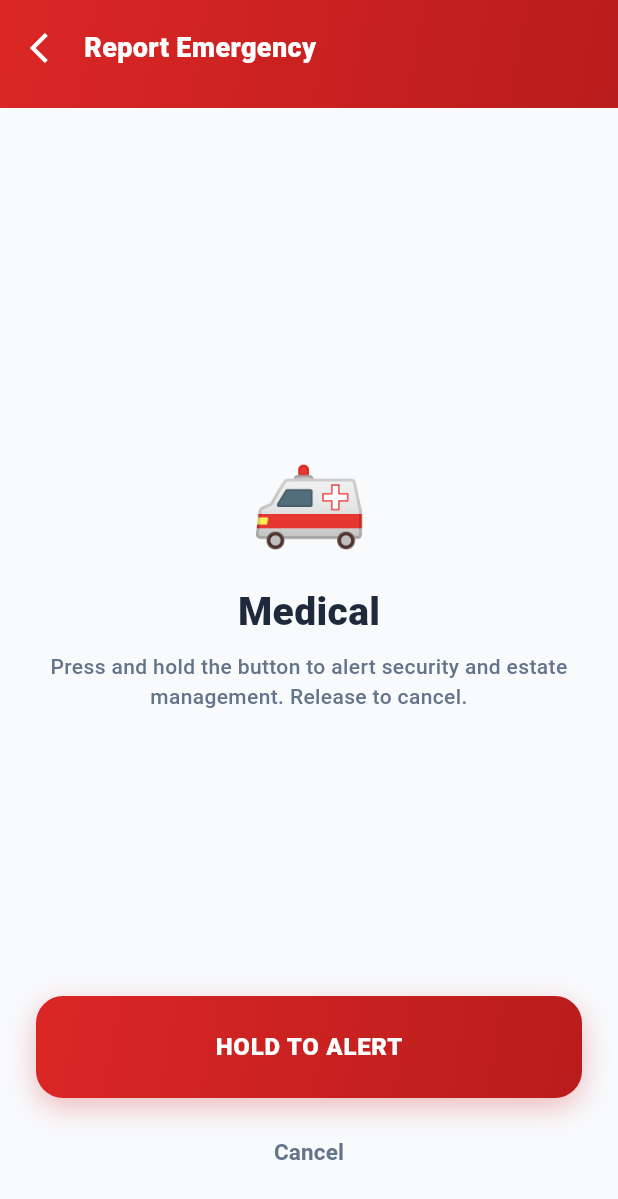
After one commit to jhaym3s/manor, a Flutter app: the EmergencyScreen screen opened by its route, after a tap on "Medical", on a phone screen of 412 x 824 dp. The commit adds this screen. Shown: the top 1199 px of the screen. Run offline on Flutter 3.47's test engine with Material 3 defaults, Android fonts, the phone set to English and light mode, and no system bars; our stand-ins replace cloud_firestore, equatable, firebase_auth, firebase_core, firebase_messaging, firebase_storage and 4 more; accounts and stored records are empty.

Commit message:
emergency screen

```diff
--- a/lib/core/router/app_router.dart
+++ b/lib/core/router/app_router.dart
@@ -5,6 +5,7 @@ import '../../screens/auth/not_registered_screen.dart';
 import '../../screens/auth/otp_verification_screen.dart';
 import '../../screens/auth/phone_entry_screen.dart';
 import '../../screens/auth/welcome_screen.dart';
+import '../../screens/emergency_screen.dart';
 import '../../screens/main_screen.dart';
 import '../../screens/notifications_screen.dart';
 import '../../screens/profile_screen.dart';
@@ -84,6 +85,10 @@ GoRouter buildAppRouter() {
         builder: (context, state) => const NotificationsScreen(),
       ),
       GoRoute(
+        path: '/emergency',
+        builder: (context, state) => const EmergencyScreen(),
+      ),
+      GoRoute(
         path: '/security',
         builder: (context, state) => const SecurityHomeScreen(),
       ),
--- /dev/null
+++ b/lib/screens/emergency_screen.dart
@@ -0,0 +1,448 @@
+import 'package:flutter/material.dart';
+import 'package:flutter_bloc/flutter_bloc.dart';
+import 'package:go_router/go_router.dart';
+import 'package:manor/core/theme/app_colors.dart';
+import 'package:url_launcher/url_launcher.dart';
+
+import '../blocs/auth/auth_bloc.dart';
+
+/// Number security dispatch is reached on. Hard-coded for the prototype;
+/// swap for an estate-configured value once available.
+const _securityPhone = '+2348001234567';
+
+enum EmergencyType { medical, fire, intruder, other }
+
+extension on EmergencyType {
+  String get label => switch (this) {
+    EmergencyType.medical => 'Medical',
+    EmergencyType.fire => 'Fire',
+    EmergencyType.intruder => 'Intruder',
+    EmergencyType.other => 'Other',
+  };
+
+  String get emoji => switch (this) {
+    EmergencyType.medical => '🚑',
+    EmergencyType.fire => '🔥',
+    EmergencyType.intruder => '🚨',
+    EmergencyType.other => '⚠️',
+  };
+}
+
+/// Which panel of the flow is on screen.
+enum _Step { pickType, confirm, dispatched }
+
+class EmergencyScreen extends StatefulWidget {
+  const EmergencyScreen({super.key});
+
+  @override
+  State<EmergencyScreen> createState() => _EmergencyScreenState();
+}
+
+class _EmergencyScreenState extends State<EmergencyScreen>
+    with SingleTickerProviderStateMixin {
+  _Step _step = _Step.pickType;
+  EmergencyType? _selected;
+
+  // Drives the hold-to-confirm progress ring. Completing it fires the alert.
+  late final AnimationController _holdController = AnimationController(
+    vsync: this,
+    duration: const Duration(milliseconds: 2000),
+  )..addStatusListener((status) {
+    if (status == AnimationStatus.completed) _dispatch();
+  });
+
+  @override
+  void dispose() {
+    _holdController.dispose();
+    super.dispose();
+  }
+
+  void _pickType(EmergencyType type) {
+    setState(() {
+      _selected = type;
+      _step = _Step.confirm;
+    });
+  }
+
+  void _holdStart(_) => _holdController.forward();
+
+  void _holdEnd(_) {
+    if (_holdController.status != AnimationStatus.completed) {
+      _holdController.reverse();
+    }
+  }
+
+  void _dispatch() {
+    // No dispatch backend yet — this simulates the alert being broadcast to
+    // security + estate management. Real FCM/Firestore wiring slots in here.
+    setState(() => _step = _Step.dispatched);
+  }
+
+  void _backToTypes() {
+    _holdController.reset();
+    setState(() {
+      _selected = null;
+      _step = _Step.pickType;
+    });
+  }
+
+  Future<void> _callSecurity() async {
+    final uri = Uri(scheme: 'tel', path: _securityPhone);
+    if (await canLaunchUrl(uri)) await launchUrl(uri);
+  }
+
+  @override
+  Widget build(BuildContext context) {
+    return Scaffold(
+      backgroundColor: AppColors.background,
+      body: Column(
+        children: [
+          _buildHeader(context),
+          Expanded(
+            child: switch (_step) {
+              _Step.pickType => _buildTypeGrid(),
+              _Step.confirm => _buildConfirm(),
+              _Step.dispatched => _buildDispatched(),
+            },
+          ),
+        ],
+      ),
+    );
+  }
+
+  Widget _buildHeader(BuildContext context) {
+    return Container(
+      decoration: const BoxDecoration(gradient: AppColors.errorGradient),
+      child: SafeArea(
+        bottom: false,
+        child: Padding(
+          padding: const EdgeInsets.fromLTRB(8, 8, 20, 16),
+          child: Row(
+            children: [
+              IconButton(
+                icon: const Icon(Icons.arrow_back_ios, color: Colors.white),
+                onPressed: () {
+                  if (_step == _Step.confirm) {
+                    _backToTypes();
+                  } else {
+                    context.pop();
+                  }
+                },
+              ),
+              const Text(
+                'Report Emergency',
+                style: TextStyle(
+                  fontSize: 18,
+                  fontWeight: FontWeight.w800,
+                  color: Colors.white,
+                ),
+              ),
+            ],
+          ),
+        ),
+      ),
+    );
+  }
+
+  // ── Step 1: pick the emergency type ──────────────────────────────────────
+  Widget _buildTypeGrid() {
+    return SingleChildScrollView(
+      padding: const EdgeInsets.all(20),
+      child: Column(
+        crossAxisAlignment: CrossAxisAlignment.start,
+        children: [
+          const Text(
+            "What's happening?",
+            style: TextStyle(
+              fontSize: 22,
+              fontWeight: FontWeight.w800,
+              color: AppColors.textPrimary,
+            ),
+          ),
+          const SizedBox(height: 4),
+          const Text(
+            'Choose the type so the right responders are alerted.',
+            style: TextStyle(fontSize: 14, color: AppColors.textSecondary),
+          ),
+          const SizedBox(height: 20),
+          GridView.count(
+            crossAxisCount: 2,
+            shrinkWrap: true,
+            physics: const NeverScrollableScrollPhysics(),
+            mainAxisSpacing: 12,
+            crossAxisSpacing: 12,
+            childAspectRatio: 1.05,
+            children:
+                EmergencyType.values.map((t) => _buildTypeCard(t)).toList(),
+          ),
+        ],
+      ),
+    );
+  }
+
+  Widget _buildTypeCard(EmergencyType type) {
+    return GestureDetector(
+      onTap: () => _pickType(type),
+      child: Container(
+        decoration: BoxDecoration(
+          color: AppColors.surface,
+          borderRadius: BorderRadius.circular(20),
+          border: Border.all(color: AppColors.border, width: 1.5),
+          boxShadow: [
+            BoxShadow(color: Colors.black.withOpacity(0.03), blurRadius: 8),
+          ],
+        ),
+        child: Column(
+          mainAxisAlignment: MainAxisAlignment.center,
+          children: [
+            Text(type.emoji, style: const TextStyle(fontSize: 40)),
+            const SizedBox(height: 12),
+            Text(
+              type.label,
+              style: const TextStyle(
+                fontSize: 16,
+                fontWeight: FontWeight.w700,
+                color: AppColors.textPrimary,
+              ),
+            ),
+          ],
+        ),
+      ),
+    );
+  }
+
+  // ── Step 2: hold to confirm ───────────────────────────────────────────────
+  Widget _buildConfirm() {
+    final type = _selected!;
+    return Padding(
+      padding: const EdgeInsets.all(24),
+      child: Column(
+        children: [
+          const Spacer(),
+          Text(type.emoji, style: const TextStyle(fontSize: 64)),
+          const SizedBox(height: 12),
+          Text(
+            type.label,
+            style: const TextStyle(
+              fontSize: 26,
+              fontWeight: FontWeight.w800,
+              color: AppColors.textPrimary,
+            ),
+          ),
+          const SizedBox(height: 8),
+          const Text(
+            'Press and hold the button to alert security and estate '
+            'management. Release to cancel.',
+            textAlign: TextAlign.center,
+            style: TextStyle(fontSize: 14, color: AppColors.textSecondary),
+          ),
+          const Spacer(),
+          GestureDetector(
+            onTapDown: _holdStart,
+            onTapUp: _holdEnd,
+            onTapCancel: () => _holdEnd(null),
+            child: AnimatedBuilder(
+              animation: _holdController,
+              builder: (context, child) {
+                final progress = _holdController.value;
+                return Container(
+                  height: 68,
+                  decoration: BoxDecoration(
+                    gradient: AppColors.errorGradient,
+                    borderRadius: BorderRadius.circular(18),
+                    boxShadow: [
+                      BoxShadow(
+                        color: AppColors.error.withOpacity(0.3),
+                        blurRadius: 16,
+                        offset: const Offset(0, 6),
+                      ),
+                    ],
+                  ),
+                  child: Stack(
+                    children: [
+                      // Fill that grows as the resident holds.
+                      FractionallySizedBox(
+                        widthFactor: progress,
+                        child: Container(
+                          decoration: BoxDecoration(
+                            color: Colors.white.withOpacity(0.25),
+                            borderRadius: BorderRadius.circular(18),
+                          ),
+                        ),
+                      ),
+                      Center(
+                        child: Text(
+                          progress > 0 ? 'KEEP HOLDING…' : 'HOLD TO ALERT',
+                          style: const TextStyle(
+                            fontSize: 16,
+                            fontWeight: FontWeight.w800,
+                            letterSpacing: 0.5,
+                            color: Colors.white,
+                          ),
+                        ),
+                      ),
+                    ],
+                  ),
+                );
+              },
+            ),
+          ),
+          const SizedBox(height: 12),
+          TextButton(
+            onPressed: _backToTypes,
+            child: const Text(
+              'Cancel',
+              style: TextStyle(
+                fontSize: 15,
+                fontWeight: FontWeight.w600,
+                color: AppColors.textSecondary,
+              ),
+            ),
+          ),
+          const SizedBox(height: 8),
+        ],
+      ),
+    );
+  }
+
+  // ── Step 3: dispatched confirmation ───────────────────────────────────────
+  Widget _buildDispatched() {
+    final user = context.read<AuthBloc>().state.user;
+    final name = user?.fullName ?? 'Resident';
+    final unit = user?.householdId ?? 'Your unit';
+
+    return SingleChildScrollView(
+      padding: const EdgeInsets.all(24),
+      child: Column(
+        children: [
+          const SizedBox(height: 24),
+          TweenAnimationBuilder<double>(
+            tween: Tween(begin: 0, end: 1),
+            duration: const Duration(milliseconds: 500),
+            builder: (context, value, child) => Transform.scale(
+              scale: 0.8 + value * 0.2,
+              child: Container(
+                width: 96,
+                height: 96,
+                decoration: BoxDecoration(
+                  color: AppColors.successLight,
+                  shape: BoxShape.circle,
+                ),
+                child: const Icon(
+                  Icons.check_rounded,
+                  size: 52,
+                  color: AppColors.success,
+                ),
+              ),
+            ),
+          ),
+          const SizedBox(height: 20),
+          const Text(
+            'Help is on the way',
+            style: TextStyle(
+              fontSize: 24,
+              fontWeight: FontWeight.w800,
+              color: AppColors.textPrimary,
+            ),
+          ),
+          const SizedBox(height: 6),
+          const Text(
+            'Security and estate management have been alerted.',
+            textAlign: TextAlign.center,
+            style: TextStyle(fontSize: 14, color: AppColors.textSecondary),
+          ),
+          const SizedBox(height: 24),
+          Container(
+            padding: const EdgeInsets.all(18),
+            decoration: BoxDecoration(
+              color: AppColors.surface,
+              borderRadius: BorderRadius.circular(16),
+              border: Border.all(color: AppColors.borderLight),
+            ),
+            child: Column(
+              crossAxisAlignment: CrossAxisAlignment.start,
+              children: [
+                const Text(
+                  'SHARED WITH SECURITY',
+                  style: TextStyle(
+                    fontSize: 12,
+                    fontWeight: FontWeight.w700,
+                    letterSpacing: 0.5,
+                    color: AppColors.textTertiary,
+                  ),
+                ),
+                const SizedBox(height: 12),
+                _sharedRow(Icons.person_outline, name),
+                const SizedBox(height: 10),
+                _sharedRow(Icons.home_outlined, unit),
+                const SizedBox(height: 10),
+                _sharedRow(
+                  Icons.warning_amber_rounded,
+                  '${_selected!.emoji} ${_selected!.label} emergency',
+                ),
+              ],
+            ),
+          ),
+          const SizedBox(height: 24),
+          SizedBox(
+            width: double.infinity,
+            child: ElevatedButton.icon(
+              onPressed: _callSecurity,
+              style: ElevatedButton.styleFrom(
+                backgroundColor: AppColors.error,
+                foregroundColor: Colors.white,
+                padding: const EdgeInsets.symmetric(vertical: 16),
+                shape: RoundedRectangleBorder(
+                  borderRadius: BorderRadius.circular(14),
+                ),
+              ),
+              icon: const Icon(Icons.phone, size: 20),
+              label: const Text(
+                'Call Security Now',
+                style: TextStyle(fontSize: 15, fontWeight: FontWeight.w700),
+              ),
+            ),
+          ),
+          const SizedBox(height: 10),
+          SizedBox(
+            width: double.infinity,
+            child: OutlinedButton(
+              onPressed: () => context.pop(),
+              style: OutlinedButton.styleFrom(
+                foregroundColor: AppColors.textSecondary,
+                side: const BorderSide(color: AppColors.border, width: 2),
+                padding: const EdgeInsets.symmetric(vertical: 16),
+                shape: RoundedRectangleBorder(
+                  borderRadius: BorderRadius.circular(14),
+                ),
+              ),
+              child: const Text(
+                'Done',
+                style: TextStyle(fontSize: 15, fontWeight: FontWeight.w700),
+              ),
+            ),
+          ),
+        ],
+      ),
+    );
+  }
+
+  Widget _sharedRow(IconData icon, String text) {
+    return Row(
+      children: [
+        Icon(icon, size: 18, color: AppColors.textSecondary),
+        const SizedBox(width: 12),
+        Expanded(
+          child: Text(
+            text,
+            style: const TextStyle(
+              fontSize: 14,
+              fontWeight: FontWeight.w600,
+              color: AppColors.textPrimary,
+            ),
+          ),
+        ),
+      ],
+    );
+  }
+}
--- a/lib/screens/home_screen.dart
+++ b/lib/screens/home_screen.dart
@@ -1,4 +1,5 @@
 import 'package:flutter/material.dart';
+import 'package:go_router/go_router.dart';
 import 'package:manor/core/theme/app_colors.dart';
 import 'package:manor/screens/active_code_screens.dart';
 import 'package:manor/screens/pending_bills.dart';
@@ -472,6 +473,7 @@ class _HomeScreenState extends State<HomeScreen> {
           const SizedBox(height: 10),
           _buildSecurityOption('🚨', 'Report Emergency', true, () {
             Navigator.pop(context);
+            context.push('/emergency');
           }),
           const SizedBox(height: 16),
           SizedBox(
--- a/lib/screens/security_screen.dart
+++ b/lib/screens/security_screen.dart
@@ -1,4 +1,5 @@
 import 'package:flutter/material.dart';
+import 'package:go_router/go_router.dart';
 import 'package:manor/core/theme/app_colors.dart';
 import 'package:url_launcher/url_launcher.dart';
 
@@ -158,7 +159,10 @@ class _SecurityScreenState extends State<SecurityScreen> {
           },
         ),
         const SizedBox(height: 10),
-        _buildSecurityOption('🚨', 'Report Emergency', true, () {}),
+        _buildSecurityOption('🚨', 'Report Emergency', true, () {
+          Navigator.pop(context);
+          context.push('/emergency');
+        }),
 
         const SizedBox(height: 16),
         SizedBox(
```
